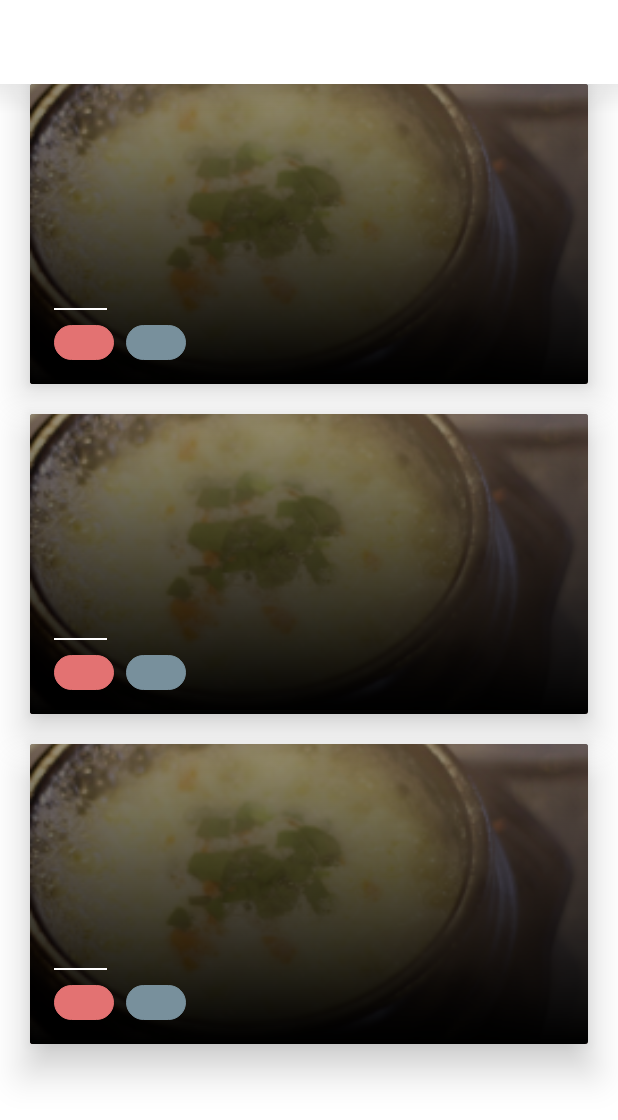
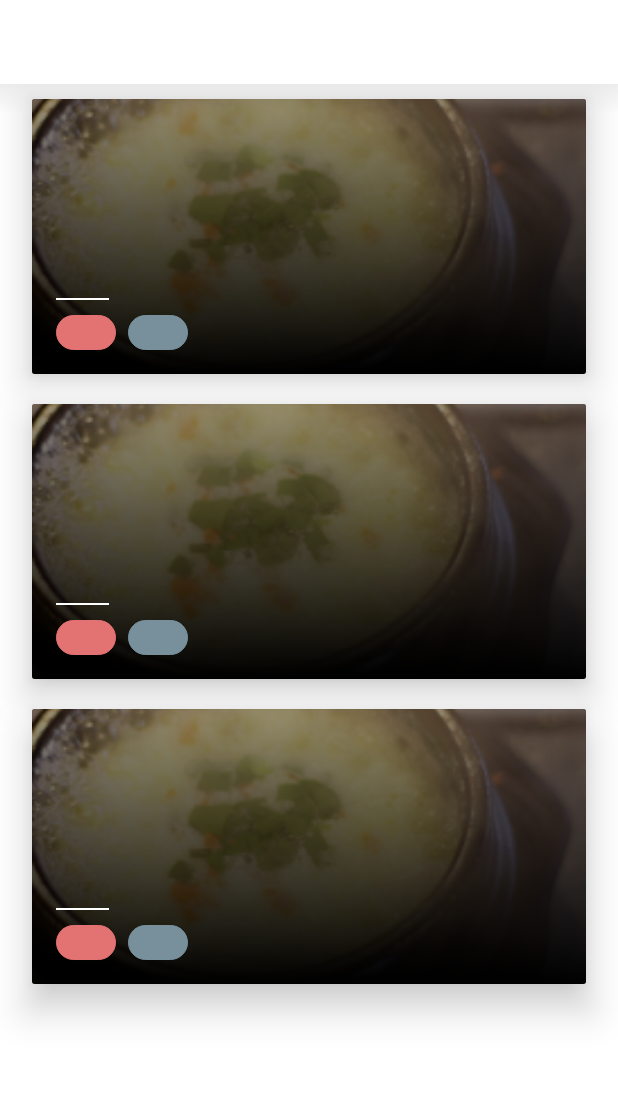
Before and after one commit to buddman1208/GroVenue, an Android app: the layout activity_main.xml on its own in the app's theme, with its tools: preview values and no code run, on a phone screen of 412 x 824 dp. Shown: the top 1120 px of the screen. Run offline under Robolectric (Android 15) with nearby library versions, the phone set to English and light mode, and no system bars; Roboto replaces fonts that are not available here.

Commit message:
Kitkat bug fix

```diff
--- a/app/build.gradle
+++ b/app/build.gradle
@@ -10,7 +10,7 @@ android {
         targetSdkVersion 24
         versionCode 1
         versionName "1.0"
-        multiDexEnabled = true
+        multiDexEnabled true
     }
 
 
@@ -54,4 +54,7 @@ dependencies {
     compile 'com.google.android.gms:play-services:9.6.1'
 
 
+    compile 'com.android.support:multidex:1.0.1'
+
+
 }
--- a/app/src/main/AndroidManifest.xml
+++ b/app/src/main/AndroidManifest.xml
@@ -9,6 +9,8 @@
          Google Maps Android API v2, but you must specify either coarse or fine
          location permissions for the 'MyLocation' functionality.
     -->
+
+    <uses-permission android:name="android.permission.ACCESS_NETWORK_STATE" />
     <uses-permission android:name="android.permission.ACCESS_FINE_LOCATION" />
     <uses-permission android:name="android.permission.ACCESS_COARSE_LOCATION" />
     <uses-permission android:name="android.permission.CALL_PHONE" />
@@ -36,7 +38,7 @@
         <activity
             android:name=".activity.Main"
             android:label="찾아보기"
-            android:theme="@style/AppTheme.NoActionBar.HomeAsNav" />
+            android:theme="@style/AppTheme.NoActionBar" />
         <activity
             android:name=".activity.Auth"
             android:theme="@style/AppTheme.NoActionBar.WhiteHighlight" />
--- a/app/src/main/java/kr/edcan/grovenue/activity/Splash.java
+++ b/app/src/main/java/kr/edcan/grovenue/activity/Splash.java
@@ -128,7 +128,7 @@ public class Splash extends BaseActivity {
 
     private boolean checkGPS(){
         LocationManager locationManager = (LocationManager)getSystemService(LOCATION_SERVICE);
-        return locationManager.isProviderEnabled(LocationManager.GPS_PROVIDER);
+        return locationManager.isProviderEnabled(LocationManager.GPS_PROVIDER) || locationManager.isProviderEnabled(LocationManager.NETWORK_PROVIDER);
     }
 
 
--- a/app/src/main/java/kr/edcan/grovenue/application/MyApplication.java
+++ b/app/src/main/java/kr/edcan/grovenue/application/MyApplication.java
@@ -1,6 +1,7 @@
 package kr.edcan.grovenue.application;
 
 import android.app.Application;
+import android.support.multidex.MultiDexApplication;
 
 import com.tsengvn.typekit.Typekit;
 
@@ -10,7 +11,7 @@ import kr.edcan.grovenue.utils.MyGoogleApi;
 /**
  * Created by 최예찬 on 2016-10-05.
  */
-public class MyApplication extends Application {
+public class MyApplication extends MultiDexApplication {
     @Override
     public void onCreate() {
         super.onCreate();
--- a/app/src/main/java/kr/edcan/grovenue/model/SpotQuery.java
+++ b/app/src/main/java/kr/edcan/grovenue/model/SpotQuery.java
@@ -46,7 +46,7 @@ public class SpotQuery {
             case 4:
                 return 50000;
             default:
-                return 1000000;
+                return -1;
         }
     }
 
--- a/app/src/main/java/kr/edcan/grovenue/utils/MyGoogleApi.java
+++ b/app/src/main/java/kr/edcan/grovenue/utils/MyGoogleApi.java
@@ -80,7 +80,7 @@ public class MyGoogleApi implements GoogleApiClient.ConnectionCallbacks, GoogleA
 
     @Override
     public void onLocationChanged(android.location.Location location) {
-
         DataManager.INSTANCE.setLocation(new Location(location));
+        Toast.makeText(context, "Update", Toast.LENGTH_SHORT).show();
     }
 }
--- a/app/src/main/res/layout/activity_main.xml
+++ b/app/src/main/res/layout/activity_main.xml
@@ -167,8 +167,8 @@
                 android:id="@+id/mainRecycler"
                 android:layout_width="match_parent"
                 android:layout_height="match_parent"
-                android:paddingLeft="20dp"
-                android:paddingRight="20dp"
+                android:paddingLeft="5dp"
+                android:paddingRight="5dp"
                 android:clipToPadding="false"
                 tools:listitem="@layout/item_main_recycler" />
             <View
--- a/app/src/main/res/layout/header_main_recycler.xml
+++ b/app/src/main/res/layout/header_main_recycler.xml
@@ -6,7 +6,8 @@
         android:layout_marginTop="25dp"
         android:layout_width="match_parent"
         android:layout_height="wrap_content"
-        android:orientation="vertical">
+        android:orientation="vertical"
+        android:paddingLeft="20dp">
 
         <TextView
             android:layout_width="wrap_content"
--- a/app/src/main/res/layout/item_main_recycler.xml
+++ b/app/src/main/res/layout/item_main_recycler.xml
@@ -8,11 +8,14 @@
     </data>
 
     <android.support.v7.widget.CardView
+        app:cardUseCompatPadding="true"
         android:id="@+id/mainRecyclerCardView"
         android:layout_width="match_parent"
-        android:layout_height="200dp"
-        android:layout_marginBottom="20dp"
+        android:layout_height="230dp"
         app:cardBackgroundColor="#FFF"
+        app:cardPreventCornerOverlap="true"
+        android:layout_marginTop="-13dp"
+        android:layout_marginBottom="-13dp"
         android:foreground="?attr/selectableItemBackground"
         app:cardElevation="15dp">
 
--- a/app/src/main/res/values/styles.xml
+++ b/app/src/main/res/values/styles.xml
@@ -28,8 +28,4 @@
     </style>
     <!--<style name="AppTheme.AppBarOverlay" parent="ThemeOverlay.AppCompat.Dark.ActionBar" />-->
     <!--<style name="AppTheme.PopupOverlay" parent="ThemeOverlay.AppCompat.Light" />-->
-
-    <style name="AppTheme.NoActionBar.HomeAsNav">
-        <item name="android:homeAsUpIndicator">@drawable/btn_nav</item>
-    </style>
 </resources>
--- a/build.gradle
+++ b/build.gradle
@@ -5,7 +5,7 @@ buildscript {
         jcenter()
     }
     dependencies {
-        classpath 'com.android.tools.build:gradle:2.2.0'
+        classpath 'com.android.tools.build:gradle:2.2.2'
 
         // NOTE: Do not place your application dependencies here; they belong
         // in the individual module build.gradle files
```
Also changed, not shown: app/src/main/java/kr/edcan/grovenue/activity/Main.java (+6 -1 lines), app/src/main/res/layout/activity_map.xml (+31 -14 lines).
